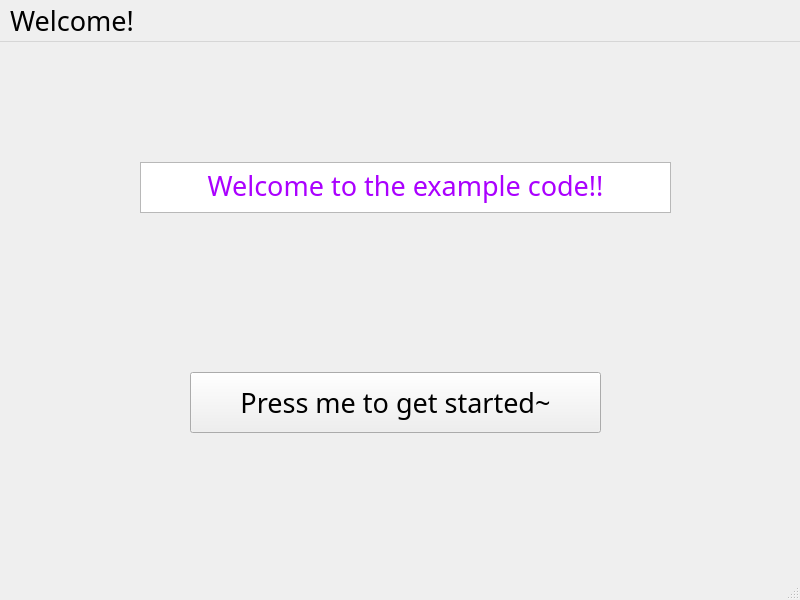
The window that mainwindow.ui (PiesAvalon/Kniflash) describes before a commit, drawn with Qt 5.
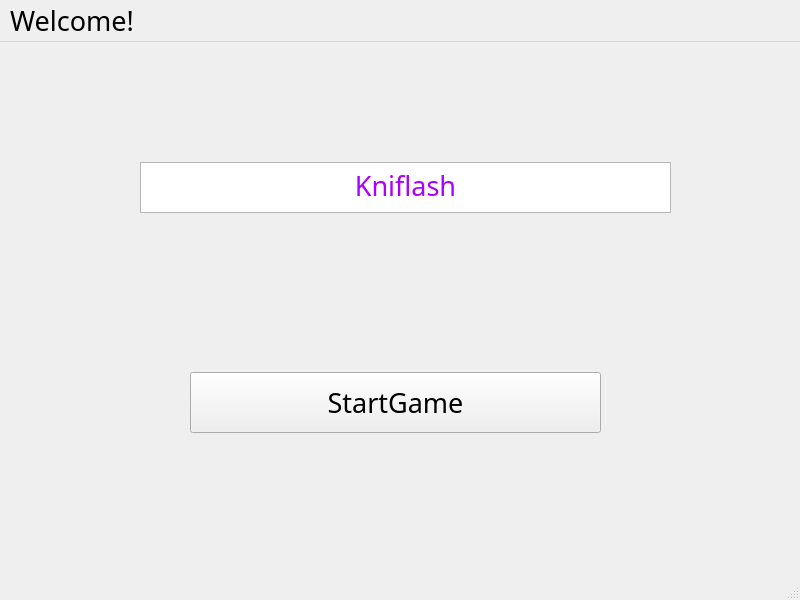
The same window after the commit.

Commit message: add health show & start menu

Patch:
```diff
--- a/mainwindow.ui
+++ b/mainwindow.ui
@@ -30,7 +30,7 @@
      </rect>
     </property>
     <property name="text">
-     <string>Press me to get started~</string>
+     <string>StartGame</string>
     </property>
     <property name="iconSize">
      <size>
@@ -56,7 +56,7 @@
 li.unchecked::marker { content: &quot;\2610&quot;; }
 li.checked::marker { content: &quot;\2612&quot;; }
 &lt;/style&gt;&lt;/head&gt;&lt;body style=&quot; font-family:'Maple Mono'; font-size:20pt; font-weight:400; font-style:normal;&quot;&gt;
-&lt;p align=&quot;center&quot; style=&quot; margin-top:0px; margin-bottom:0px; margin-left:0px; margin-right:0px; -qt-block-indent:0; text-indent:0px;&quot;&gt;&lt;span style=&quot; color:#aa00ff;&quot;&gt;Welcome to the example code!!&lt;/span&gt;&lt;/p&gt;&lt;/body&gt;&lt;/html&gt;</string>
+&lt;p align=&quot;center&quot; style=&quot; margin-top:0px; margin-bottom:0px; margin-left:0px; margin-right:0px; -qt-block-indent:0; text-indent:0px;&quot;&gt;&lt;span style=&quot; color:#aa00ff;&quot;&gt;Kniflash&lt;/span&gt;&lt;/p&gt;&lt;/body&gt;&lt;/html&gt;</string>
     </property>
    </widget>
   </widget>
```
Left out of the diff: 2 changed lines with no effect on the pictures. The commit also changes 23 other files.
